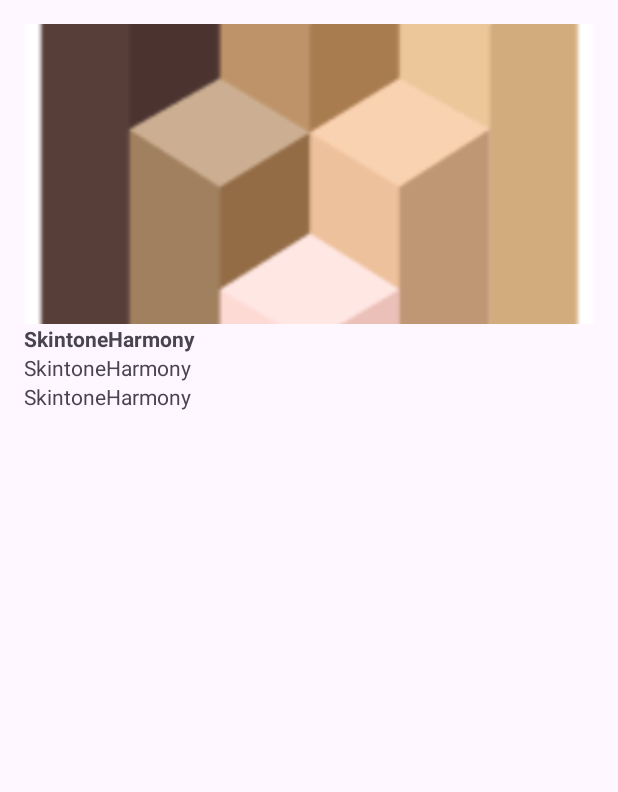
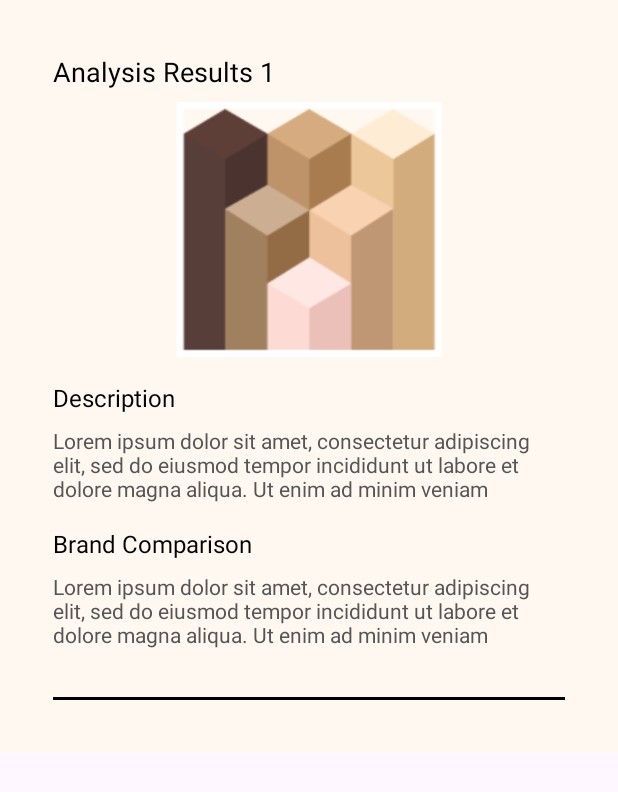
Before and after one commit to AhmadShodikinn/SkintoneHarmony, an Android app: the layout shade_list.xml on its own in the app's theme, with its tools: preview values and no code run, on a phone screen of 412 x 824 dp. Shown: the top 792 px of the screen. Run offline under Robolectric (Android 15) with nearby library versions, the phone set to English and light mode, and no system bars; network calls fail; Roboto replaces fonts that are not available here.

Commit message:
Recycler view update

```diff
--- a/app/src/main/java/com/example/skintoneharmony/FinalResultActivity.kt
+++ b/app/src/main/java/com/example/skintoneharmony/FinalResultActivity.kt
@@ -37,6 +37,10 @@ class FinalResultActivity : AppCompatActivity() {
 //        const val SKINTONE = "FAIR"
 //    }
 
+    companion object {
+        const val EXTRA_TONE = "extra_tone"
+        var selectedTone = String()
+    }
     override fun onCreate(savedInstanceState: Bundle?) {
         super.onCreate(savedInstanceState)
         binding = ActivityFinalResultBinding.inflate(layoutInflater)
@@ -51,7 +55,9 @@ class FinalResultActivity : AppCompatActivity() {
             v.setPadding(systemBars.left, systemBars.top, systemBars.right, systemBars.bottom)
             insets
         }
-        mainViewModel.findShades()
+
+        selectedTone = intent.getStringExtra(EXTRA_TONE).toString()
+        mainViewModel.findShades(selectedTone)
 
         setSupportActionBar(binding.myToolbar)
         supportActionBar?.setDisplayShowTitleEnabled(false)
@@ -116,4 +122,6 @@ class FinalResultActivity : AppCompatActivity() {
     private fun setShadeData(listTone: List<SkintoneResponseItem>) {
         adapter.submitList(listTone)
     }
+
+
 }
--- a/app/src/main/java/com/example/skintoneharmony/FirstResult.kt
+++ b/app/src/main/java/com/example/skintoneharmony/FirstResult.kt
@@ -48,7 +48,9 @@ class FirstResult : AppCompatActivity() {
 
 //        // Set onClickListeners for each button
         binding.btn1tes.setOnClickListener {
-//            fetchShades("FAIR")
+            val intent = Intent(this, FinalResultActivity::class.java)
+            intent.putExtra(FinalResultActivity.EXTRA_TONE, "FAIR")
+            startActivity(intent)
         }
 
         binding.btnBtnBtnResult.setOnClickListener {
@@ -56,6 +58,13 @@ class FirstResult : AppCompatActivity() {
             startActivity(intent)
         }
 
+        binding.btn2tes.setOnClickListener {
+//            viewModel.findShades("LIGHT")
+            val intent = Intent(this, FinalResultActivity::class.java)
+            intent.putExtra(FinalResultActivity.EXTRA_TONE, "DARK")
+            startActivity(intent)
+        }
+//
 //
 //        binding.btn2tes.setOnClickListener {
 //            fetchShades("LIGHT")
--- a/app/src/main/java/com/example/skintoneharmony/adapter/ShadeAdapter.kt
+++ b/app/src/main/java/com/example/skintoneharmony/adapter/ShadeAdapter.kt
@@ -27,7 +27,7 @@ class ShadeAdapter : ListAdapter<SkintoneResponseItem, ShadeAdapter.MyViewHolder
                 .placeholder(R.drawable.splash_background)
                 .into(binding.imageView)
             binding.textViewDescription.text = shade.description
-            binding.textViewSkintone.text = shade.skintone
+//            binding.textViewSkintone.text = shade.skintone
             binding.textViewBrands.text = shade.recommendedBrands.joinToString(", ")
         }
     }
--- a/app/src/main/java/com/example/skintoneharmony/viewmodel/MainViewModel.kt
+++ b/app/src/main/java/com/example/skintoneharmony/viewmodel/MainViewModel.kt
@@ -54,8 +54,8 @@ class MainViewModel (application: Application) : ViewModel(){
 //
 //    }
 
-    fun findShades() {
-        val client = ApiConfig.getApiService().getShades(SKINTONE)
+    fun findShades(skintone: String) {
+        val client = ApiConfig.getApiService().getShades(skintone)
         client.enqueue(object : Callback<List<SkintoneResponseItem>> {
             override fun onResponse(
                 call: Call<List<SkintoneResponseItem>>,
--- a/app/src/main/res/layout/shade_list.xml
+++ b/app/src/main/res/layout/shade_list.xml
@@ -1,37 +1,91 @@
-<LinearLayout xmlns:android="http://schemas.android.com/apk/res/android"
+<?xml version="1.0" encoding="utf-8"?>
+<androidx.constraintlayout.widget.ConstraintLayout xmlns:android="http://schemas.android.com/apk/res/android"
+    xmlns:app="http://schemas.android.com/apk/res-auto"
+    xmlns:tools="http://schemas.android.com/tools"
     android:layout_width="match_parent"
     android:layout_height="wrap_content"
-    android:orientation="vertical"
-    android:padding="16dp">
+    android:padding="35dp"
+    android:background="#FFF8F0">
+
+    <TextView
+        android:id="@+id/analysis_results"
+        android:layout_width="wrap_content"
+        android:layout_height="wrap_content"
+        android:paddingBottom="8dp"
+        android:text="@string/analysis_results"
+        android:textColor="#000000"
+        android:textSize="18sp"
+        app:layout_constraintEnd_toEndOf="parent"
+        app:layout_constraintHorizontal_bias="0.0"
+        app:layout_constraintStart_toStartOf="parent"
+        app:layout_constraintTop_toTopOf="parent" />
 
     <ImageView
         android:id="@+id/imageView"
-        android:layout_width="match_parent"
-        android:layout_height="200dp"
-        android:scaleType="centerCrop"
+        android:layout_width="288dp"
+        android:layout_height="186dp"
+        android:paddingBottom="16dp"
         android:src="@drawable/logo_splash"
-        />
+        app:layout_constraintEnd_toEndOf="parent"
+        app:layout_constraintStart_toStartOf="parent"
+        app:layout_constraintTop_toBottomOf="@id/analysis_results" />
+
+    <TextView
+        android:id="@+id/description_text"
+        android:layout_width="wrap_content"
+        android:layout_height="wrap_content"
+        android:paddingBottom="8dp"
+        android:text="@string/description"
+        android:textColor="#000000"
+        android:textSize="16sp"
+        app:layout_constraintEnd_toEndOf="parent"
+        app:layout_constraintHorizontal_bias="0.0"
+        app:layout_constraintStart_toStartOf="parent"
+        app:layout_constraintTop_toBottomOf="@id/imageView" />
 
     <TextView
         android:id="@+id/textViewDescription"
+        android:layout_width="0dp"
+        android:layout_height="wrap_content"
+        android:text="@string/lorem"
+        android:textSize="14sp"
+        android:textColor="#555555"
+        app:layout_constraintTop_toBottomOf="@id/description_text"
+        app:layout_constraintStart_toStartOf="parent"
+        app:layout_constraintEnd_toEndOf="parent"
+        android:paddingBottom="16dp"/>
+
+    <TextView
+        android:id="@+id/brand_comparison_label"
         android:layout_width="wrap_content"
         android:layout_height="wrap_content"
-        android:textStyle="bold"
-        android:text="@string/app_name"
-        />
-
-    <TextView
-        android:id="@+id/textViewSkintone"
-        android:layout_width="wrap_content"
-        android:layout_height="wrap_content"
-        android:text="@string/app_name"
-        />
+        android:paddingBottom="8dp"
+        android:text="Brand Comparison"
+        android:textColor="#000000"
+        android:textSize="16sp"
+        app:layout_constraintEnd_toEndOf="parent"
+        app:layout_constraintHorizontal_bias="0.0"
+        app:layout_constraintStart_toStartOf="parent"
+        app:layout_constraintTop_toBottomOf="@id/textViewDescription" />
 
     <TextView
         android:id="@+id/textViewBrands"
-        android:layout_width="wrap_content"
+        android:layout_width="0dp"
         android:layout_height="wrap_content"
-        android:text="@string/app_name"
-        />
+        android:text="@string/lorem"
+        android:textSize="14sp"
+        android:textColor="#555555"
+        app:layout_constraintTop_toBottomOf="@id/brand_comparison_label"
+        app:layout_constraintStart_toStartOf="parent"
+        app:layout_constraintEnd_toEndOf="parent"
+        android:paddingBottom="16dp"/>
 
-</LinearLayout>
+    <View
+        android:layout_width="0dp"
+        android:layout_height="2dp"
+        android:background="#000000"
+        app:layout_constraintTop_toBottomOf="@id/textViewBrands"
+        app:layout_constraintStart_toStartOf="parent"
+        app:layout_constraintEnd_toEndOf="parent"
+        android:layout_marginTop="16dp"/>
+</androidx.constraintlayout.widget.ConstraintLayout>
--- a/app/src/main/res/values/strings.xml
+++ b/app/src/main/res/values/strings.xml
@@ -19,4 +19,7 @@
     <string name="setting_text">Setting</string>
     <string name="typeOfSkin">Type : Fair</string>
     <string name="button5">Create New Analysis</string>
+    <string name="lorem">Lorem ipsum dolor sit amet, consectetur adipiscing elit, sed do eiusmod tempor incididunt ut labore et dolore magna aliqua. Ut enim ad minim veniam</string>
+    <string name="analysis_results">Analysis Results 1</string>
+    <string name="description">Description</string>
 </resources>
```
